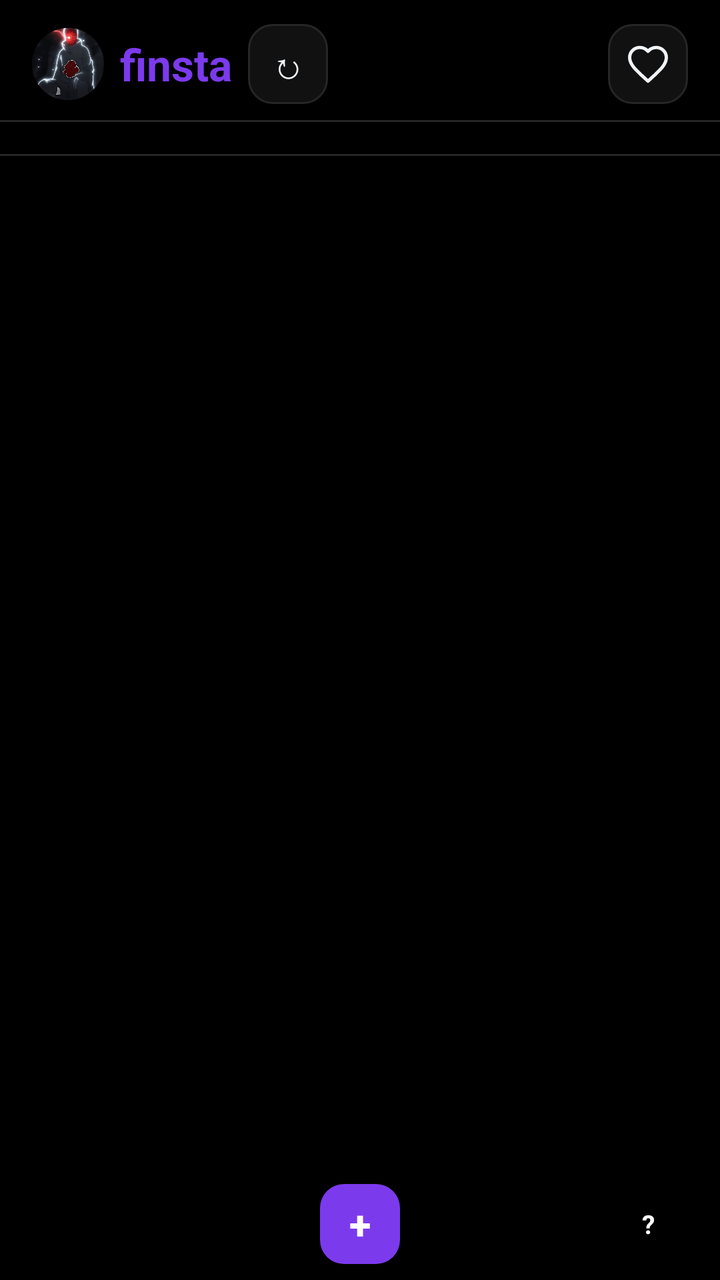
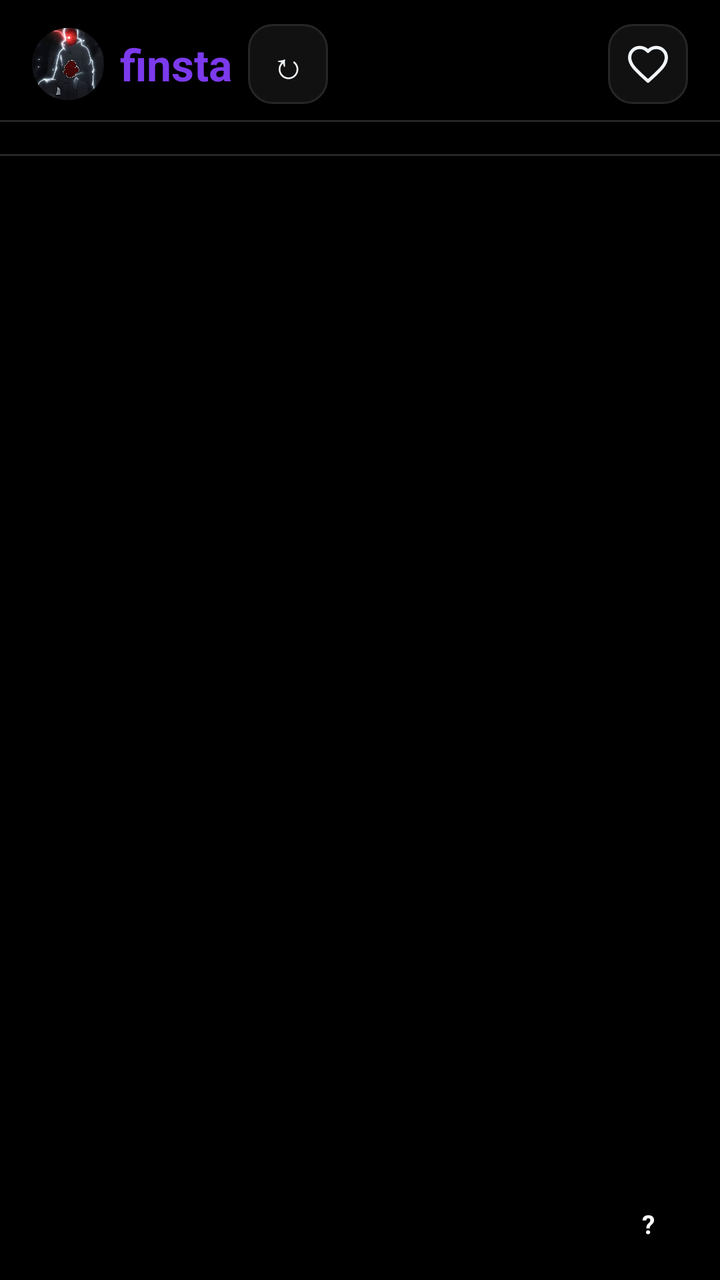

Screens rendered from an Android XML layout before and after an edit, with the pre-edit source and the edit as a unified diff.
<!-- AndroidManifest.xml: application theme Theme.PicStory -->
<!-- res/layout/activity_home.xml -->
<?xml version="1.0" encoding="utf-8"?>
<LinearLayout xmlns:android="http://schemas.android.com/apk/res/android"
    android:layout_width="match_parent"
    android:layout_height="match_parent"
    android:background="@color/background"
    android:orientation="vertical">

    
    <LinearLayout
        android:layout_width="match_parent"
        android:layout_height="wrap_content"
        android:gravity="center_vertical"
        android:orientation="horizontal"
        android:paddingStart="16dp"
        android:paddingEnd="16dp"
        android:paddingTop="12dp"
        android:paddingBottom="8dp">

        <ImageView
            android:layout_width="36dp"
            android:layout_height="36dp"
            android:src="@drawable/logo"
            android:contentDescription="finsta logo" />

        <TextView
            android:layout_width="wrap_content"
            android:layout_height="wrap_content"
            android:layout_marginStart="8dp"
            android:text="@string/app_name"
            android:textColor="@color/colorPrimary"
            android:textSize="22sp"
            android:textStyle="bold" />

        
        <TextView
            android:id="@+id/tvStatus"
            android:layout_width="wrap_content"
            android:layout_height="wrap_content"
            android:layout_marginStart="12dp"
            android:gravity="end"
            android:textColor="@color/textSecondary"
            android:textSize="13sp"
            android:visibility="gone" />

        <Button
            android:id="@+id/btnRefresh"
            android:layout_width="40dp"
            android:layout_height="40dp"
            android:layout_marginStart="8dp"
            android:background="@drawable/edit_bg"
            android:text="↻"
            android:textColor="@color/textPrimary"
            android:textSize="18sp" />

        
        <View
            android:layout_width="0dp"
            android:layout_height="0dp"
            android:layout_weight="1" />

        
        <FrameLayout
            android:id="@+id/flHeart"
            android:layout_width="40dp"
            android:layout_height="40dp"
            android:layout_marginStart="8dp"
            android:background="@drawable/edit_bg"
            android:contentDescription="Notifications">

            
            <ImageView
                android:id="@+id/ivHeart"
                android:layout_width="40dp"
                android:layout_height="40dp"
                android:padding="9dp"
                android:scaleType="fitCenter"
                android:src="@drawable/ic_heart_outline" />

            <TextView
                android:id="@+id/tvNotifBadge"
                android:layout_width="18dp"
                android:layout_height="18dp"
                android:layout_gravity="top|end"
                android:background="@drawable/badge_red"
                android:gravity="center"
                android:text="0"
                android:textColor="@color/white"
                android:textSize="10sp"
                android:textStyle="bold"
                android:visibility="gone" />
        </FrameLayout>
    </LinearLayout>

    <View
        android:layout_width="match_parent"
        android:layout_height="1dp"
        android:background="@color/divider" />

    
    <LinearLayout
        android:id="@+id/tabHome"
        android:layout_width="match_parent"
        android:layout_height="0dp"
        android:layout_weight="1"
        android:orientation="vertical">

        <HorizontalScrollView
            android:layout_width="match_parent"
            android:layout_height="wrap_content"
            android:paddingTop="8dp"
            android:paddingBottom="8dp"
            android:scrollbars="none">

            <LinearLayout
                android:id="@+id/storyRow"
                android:layout_width="wrap_content"
                android:layout_height="wrap_content"
                android:orientation="horizontal"
                android:paddingStart="8dp"
                android:paddingEnd="8dp" />
        </HorizontalScrollView>

        <View
            android:layout_width="match_parent"
            android:layout_height="1dp"
            android:background="@color/divider" />

        <ListView
            android:id="@+id/lvFeed"
            android:layout_width="match_parent"
            android:layout_height="match_parent"
            android:divider="@color/divider"
            android:dividerHeight="1dp" />

        <TextView
            android:id="@+id/tvEmptyFeed"
            android:layout_width="match_parent"
            android:layout_height="match_parent"
            android:gravity="center"
            android:padding="32dp"
            android:text="@string/empty_feed"
            android:textColor="@color/textSecondary"
            android:textSize="15sp"
            android:visibility="gone" />
    </LinearLayout>

    
    <LinearLayout
        android:id="@+id/tabExplore"
        android:layout_width="match_parent"
        android:layout_height="0dp"
        android:layout_weight="1"
        android:orientation="vertical"
        android:visibility="gone">

        <TextView
            android:layout_width="match_parent"
            android:layout_height="wrap_content"
            android:layout_marginStart="16dp"
            android:layout_marginTop="16dp"
            android:text="@string/search_title"
            android:textColor="@color/textPrimary"
            android:textSize="20sp"
            android:textStyle="bold" />

        <TextView
            android:layout_width="match_parent"
            android:layout_height="wrap_content"
            android:layout_marginStart="16dp"
            android:layout_marginTop="4dp"
            android:text="@string/search_hint"
            android:textColor="@color/textSecondary"
            android:textSize="14sp" />

        <EditText
            android:id="@+id/etSearch"
            android:layout_width="match_parent"
            android:layout_height="52dp"
            android:layout_margin="12dp"
            android:background="@drawable/edit_bg"
            android:hint="@string/search_username"
            android:inputType="text"
            android:paddingStart="16dp"
            android:paddingEnd="16dp"
            android:textColor="@color/textPrimary"
            android:textColorHint="@color/textSecondary" />

        <ListView
            android:id="@+id/lvUsers"
            android:layout_width="match_parent"
            android:layout_height="wrap_content"
            android:divider="@color/divider"
            android:dividerHeight="1dp"
            android:visibility="gone" />

        <TextView
            android:id="@+id/tvNoUsers"
            android:layout_width="match_parent"
            android:layout_height="wrap_content"
            android:gravity="center"
            android:padding="24dp"
            android:text="@string/search_hint"
            android:textColor="@color/textSecondary"
            android:textSize="15sp"
            android:visibility="gone" />
    </LinearLayout>

    
    <ScrollView
        android:id="@+id/tabProfile"
        android:layout_width="match_parent"
        android:layout_height="0dp"
        android:layout_weight="1"
        android:visibility="gone">

        <include layout="@layout/profile_content" />
    </ScrollView>

    
    <LinearLayout
        android:layout_width="match_parent"
        android:layout_height="56dp"
        android:background="@color/surface"
        android:orientation="horizontal">

        <ImageButton
            android:id="@+id/navHome"
            android:layout_width="0dp"
            android:layout_height="match_parent"
            android:layout_weight="1"
            android:background="?android:attr/selectableItemBackground"
            android:contentDescription="Home"
            android:scaleType="centerInside"
            android:src="@drawable/ic_nav_home" />

        <ImageButton
            android:id="@+id/navExplore"
            android:layout_width="0dp"
            android:layout_height="match_parent"
            android:layout_weight="1"
            android:background="?android:attr/selectableItemBackground"
            android:contentDescription="Explore"
            android:scaleType="centerInside"
            android:src="@drawable/ic_nav_search" />

        
        <FrameLayout
            android:id="@+id/navCreate"
            android:layout_width="0dp"
            android:layout_height="match_parent"
            android:layout_weight="1"
            android:background="?android:attr/selectableItemBackground"
            android:contentDescription="Create">

            <Button
                android:id="@+id/btnNavCreate"
                android:layout_width="40dp"
                android:layout_height="40dp"
                android:layout_gravity="center"
                android:background="@drawable/btn_primary"
                android:clickable="false"
                android:focusable="false"
                android:text="+"
                android:textColor="@color/white"
                android:textSize="20sp"
                android:textStyle="bold" />
        </FrameLayout>

        
        <FrameLayout
            android:id="@+id/navMessages"
            android:layout_width="0dp"
            android:layout_height="match_parent"
            android:layout_weight="1"
            android:background="?android:attr/selectableItemBackground"
            android:contentDescription="Messages">

            <FrameLayout
                android:layout_width="wrap_content"
                android:layout_height="wrap_content"
                android:layout_gravity="center">

                <ImageButton
                    android:id="@+id/ivNavMessages"
                    android:layout_width="40dp"
                    android:layout_height="40dp"
                    android:background="@android:color/transparent"
                    android:clickable="false"
                    android:contentDescription="Messages"
                    android:focusable="false"
                    android:scaleType="centerInside"
                    android:src="@drawable/ic_nav_send" />

                
                <TextView
                    android:id="@+id/tvUnreadBadge"
                    android:layout_width="wrap_content"
                    android:layout_height="18dp"
                    android:layout_gravity="top|end"
                    android:background="@drawable/badge_red"
                    android:gravity="center"
                    android:minWidth="18dp"
                    android:paddingStart="3dp"
                    android:paddingEnd="3dp"
                    android:text="0"
                    android:textColor="@color/white"
                    android:textSize="10sp"
                    android:textStyle="bold"
                    android:visibility="gone" />
            </FrameLayout>
        </FrameLayout>

        <FrameLayout
            android:id="@+id/navProfile"
            android:layout_width="0dp"
            android:layout_height="match_parent"
            android:layout_weight="1"
            android:background="?android:attr/selectableItemBackground"
            android:contentDescription="Profile">

            <TextView
                android:id="@+id/navProfileAvatar"
                android:layout_width="32dp"
                android:layout_height="32dp"
                android:layout_gravity="center"
                android:gravity="center"
                android:text="?"
                android:textColor="@color/white"
                android:textSize="13sp"
                android:textStyle="bold" />

            <ImageView
                android:id="@+id/ivNavProfilePhoto"
                android:layout_width="32dp"
                android:layout_height="32dp"
                android:layout_gravity="center"
                android:contentDescription="Profile photo"
                android:visibility="gone" />
        </FrameLayout>
    </LinearLayout>
</LinearLayout>
<!-- res/layout/profile_content.xml (included above) -->
<?xml version="1.0" encoding="utf-8"?>
<LinearLayout xmlns:android="http://schemas.android.com/apk/res/android"
    android:layout_width="match_parent"
    android:layout_height="wrap_content"
    android:orientation="vertical"
    android:padding="16dp">

    <LinearLayout
        android:layout_width="match_parent"
        android:layout_height="wrap_content"
        android:gravity="center_vertical"
        android:orientation="horizontal">

        <TextView
            android:id="@+id/tvAvatar"
            android:layout_width="72dp"
            android:layout_height="72dp"
            android:background="@drawable/avatar_circle"
            android:gravity="center"
            android:text="?"
            android:textColor="@color/white"
            android:textSize="26sp"
            android:textStyle="bold" />

        <ImageView
            android:id="@+id/ivAvatar"
            android:layout_width="72dp"
            android:layout_height="72dp"
            android:contentDescription="Profile photo"
            android:visibility="gone" />

        <LinearLayout
            android:layout_width="0dp"
            android:layout_height="wrap_content"
            android:layout_marginStart="16dp"
            android:layout_weight="1"
            android:orientation="horizontal">

            <LinearLayout
                android:id="@+id/statPosts"
                android:layout_width="0dp"
                android:layout_height="wrap_content"
                android:layout_weight="1"
                android:gravity="center"
                android:orientation="vertical">

                <TextView
                    android:id="@+id/tvPostsCount"
                    android:layout_width="wrap_content"
                    android:layout_height="wrap_content"
                    android:text="0"
                    android:textColor="@color/textPrimary"
                    android:textSize="18sp"
                    android:textStyle="bold" />

                <TextView
                    android:layout_width="wrap_content"
                    android:layout_height="wrap_content"
                    android:text="@string/posts"
                    android:textColor="@color/textSecondary"
                    android:textSize="13sp" />
            </LinearLayout>

            <LinearLayout
                android:id="@+id/statFollowers"
                android:layout_width="0dp"
                android:layout_height="wrap_content"
                android:layout_weight="1"
                android:gravity="center"
                android:orientation="vertical">

                <TextView
                    android:id="@+id/tvFollowersCount"
                    android:layout_width="wrap_content"
                    android:layout_height="wrap_content"
                    android:text="0"
                    android:textColor="@color/textPrimary"
                    android:textSize="18sp"
                    android:textStyle="bold" />

                <TextView
                    android:layout_width="wrap_content"
                    android:layout_height="wrap_content"
                    android:text="@string/followers"
                    android:textColor="@color/textSecondary"
                    android:textSize="13sp" />
            </LinearLayout>

            <LinearLayout
                android:id="@+id/statFollowing"
                android:layout_width="0dp"
                android:layout_height="wrap_content"
                android:layout_weight="1"
                android:gravity="center"
                android:orientation="vertical">

                <TextView
                    android:id="@+id/tvFollowingCount"
                    android:layout_width="wrap_content"
                    android:layout_height="wrap_content"
                    android:text="0"
                    android:textColor="@color/textPrimary"
                    android:textSize="18sp"
                    android:textStyle="bold" />

                <TextView
                    android:layout_width="wrap_content"
                    android:layout_height="wrap_content"
                    android:text="@string/following"
                    android:textColor="@color/textSecondary"
                    android:textSize="13sp" />
            </LinearLayout>
        </LinearLayout>
    </LinearLayout>

    
    <LinearLayout
        android:layout_width="match_parent"
        android:layout_height="wrap_content"
        android:layout_marginTop="12dp"
        android:orientation="vertical">

        <TextView
            android:id="@+id/tvName"
            android:layout_width="wrap_content"
            android:layout_height="wrap_content"
            android:text=""
            android:textColor="@color/textPrimary"
            android:textSize="18sp"
            android:textStyle="bold" />

        <TextView
            android:id="@+id/tvUsername"
            android:layout_width="wrap_content"
            android:layout_height="wrap_content"
            android:text=""
            android:textColor="@color/textSecondary"
            android:textSize="14sp" />

        <TextView
            android:id="@+id/tvBio"
            android:layout_width="match_parent"
            android:layout_height="wrap_content"
            android:layout_marginTop="6dp"
            android:text=""
            android:textColor="@color/textPrimary"
            android:textSize="14sp" />
    </LinearLayout>

    <LinearLayout
        android:layout_width="match_parent"
        android:layout_height="wrap_content"
        android:layout_marginTop="12dp"
        android:orientation="horizontal">

        <Button
            android:id="@+id/btnFollow"
            android:layout_width="0dp"
            android:layout_height="44dp"
            android:layout_weight="1"
            android:background="@drawable/btn_primary"
            android:text="@string/follow"
            android:textColor="@color/white"
            android:textStyle="bold"
            android:visibility="gone" />

        <Button
            android:id="@+id/btnMessage"
            android:layout_width="0dp"
            android:layout_height="44dp"
            android:layout_marginStart="8dp"
            android:layout_weight="1"
            android:background="@drawable/btn_primary"
            android:text="✉ Message"
            android:textColor="@color/white"
            android:textStyle="bold"
            android:visibility="gone" />

        <Button
            android:id="@+id/btnEditProfile"
            android:layout_width="0dp"
            android:layout_height="44dp"
            android:layout_weight="1"
            android:background="@drawable/edit_bg"
            android:text="@string/edit_profile"
            android:textColor="@color/textPrimary"
            android:textStyle="bold"
            android:visibility="gone" />
    </LinearLayout>

    <TextView
        android:layout_width="wrap_content"
        android:layout_height="wrap_content"
        android:layout_marginTop="20dp"
        android:text="@string/highlights"
        android:textColor="@color/textPrimary"
        android:textSize="15sp"
        android:textStyle="bold" />

    <HorizontalScrollView
        android:layout_width="match_parent"
        android:layout_height="wrap_content"
        android:layout_marginTop="8dp"
        android:scrollbars="none">

        <LinearLayout
            android:id="@+id/highlightsRow"
            android:layout_width="wrap_content"
            android:layout_height="wrap_content"
            android:orientation="horizontal" />
    </HorizontalScrollView>

    <TextView
        android:id="@+id/tvNoHighlights"
        android:layout_width="match_parent"
        android:layout_height="wrap_content"
        android:layout_marginTop="4dp"
        android:text="@string/no_highlights"
        android:textColor="@color/textSecondary"
        android:textSize="13sp"
        android:visibility="gone" />

    <TextView
        android:layout_width="wrap_content"
        android:layout_height="wrap_content"
        android:layout_marginTop="20dp"
        android:text="@string/posts_title"
        android:textColor="@color/textPrimary"
        android:textSize="15sp"
        android:textStyle="bold" />

    <GridView
        android:id="@+id/gvPosts"
        android:layout_width="match_parent"
        android:layout_height="wrap_content"
        android:layout_marginTop="8dp"
        android:horizontalSpacing="2dp"
        android:numColumns="3"
        android:scrollbars="none"
        android:stretchMode="columnWidth"
        android:verticalSpacing="2dp" />

    <TextView
        android:id="@+id/tvEmptyPosts"
        android:layout_width="match_parent"
        android:layout_height="wrap_content"
        android:gravity="center"
        android:padding="24dp"
        android:text="@string/no_posts"
        android:textColor="@color/textSecondary"
        android:textSize="14sp"
        android:visibility="gone" />
</LinearLayout>
<!-- resources referenced by this layout -->
<resources>
  <color name="background">#000000</color>
  <color name="colorPrimary">#7C3AED</color>
  <color name="divider">#262626</color>
  <color name="surface">#000000</color>
  <color name="textPrimary">#F1F5F9</color>
  <color name="textSecondary">#94A3B8</color>
  <color name="white">#FFFFFF</color>
  <!-- drawable avatar_circle (drawable) -->
  <?xml version="1.0" encoding="utf-8"?>
  <shape xmlns:android="http://schemas.android.com/apk/res/android"
      android:shape="oval">
      <solid android:color="@color/colorPrimary" />
  </shape>
  <!-- drawable badge_red (drawable) -->
  <?xml version="1.0" encoding="utf-8"?>
  <shape xmlns:android="http://schemas.android.com/apk/res/android"
      android:shape="rectangle">
      <solid android:color="@color/danger" />
      <corners android:radius="12dp" />
  </shape>
  <!-- drawable btn_primary (drawable) -->
  <?xml version="1.0" encoding="utf-8"?>
  <shape xmlns:android="http://schemas.android.com/apk/res/android"
      android:shape="rectangle">
      <solid android:color="@color/colorPrimary" />
      <corners android:radius="12dp" />
  </shape>
  <!-- drawable edit_bg (drawable) -->
  <?xml version="1.0" encoding="utf-8"?>
  <shape xmlns:android="http://schemas.android.com/apk/res/android"
      android:shape="rectangle">
      <solid android:color="@color/card" />
      <stroke android:width="1dp" android:color="@color/divider" />
      <corners android:radius="12dp" />
  </shape>
  <!-- drawable ic_nav_home (drawable) -->
  <?xml version="1.0" encoding="utf-8"?>
  <vector xmlns:android="http://schemas.android.com/apk/res/android"
      android:width="28dp"
      android:height="28dp"
      android:viewportWidth="24"
      android:viewportHeight="24">
      <path
          android:fillColor="#000000"
          android:pathData="M12,3 L22,11 L20.5,12.5 L19,11.2 V21 H14.5 V14.5 H9.5 V21 H5 V11.2 L3.5,12.5 L2,11 Z" />
  </vector>
  <!-- drawable ic_nav_send (drawable) -->
  <?xml version="1.0" encoding="utf-8"?>
  <vector xmlns:android="http://schemas.android.com/apk/res/android"
      android:width="28dp"
      android:height="28dp"
      android:viewportWidth="24"
      android:viewportHeight="24">
      <path
          android:fillColor="#000000"
          android:pathData="M2.5,21.5 L22.5,12 L2.5,2.5 L2.5,10 L17,12 L2.5,14 Z" />
  </vector>
  <string name="app_name">finsta</string>
  <string name="edit_profile">Edit Profile</string>
  <string name="empty_feed">Follow people to see their photos — try Explore.</string>
  <string name="follow">Follow</string>
  <string name="followers">followers</string>
  <string name="following">following</string>
  <string name="highlights">Highlights</string>
  <string name="no_highlights">No highlights yet — save your stories into one.</string>
  <string name="no_posts">No posts yet.</string>
  <string name="posts">posts</string>
  <string name="posts_title">Posts</string>
  <string name="search_hint">Type a username or name to find people</string>
  <string name="search_title">Search people</string>
  <string name="search_username">Search username</string>
  <color name="danger">#F87171</color>
  <color name="card">#111111</color>
  <color name="colorPrimaryDark">#5B21B6</color>
  <color name="colorAccent">#FBBF24</color>
  <!-- unchanged entries left out for length: 4 -->
</resources>

<!-- the commit's change to res/layout/activity_home.xml (unified diff, before → after) -->
@@ -252,18 +252,17 @@
             android:background="?android:attr/selectableItemBackground"
             android:contentDescription="Create">
 
-            <Button
-                android:id="@+id/btnNavCreate"
+            <ImageView
+                android:id="@+id/ivNavCreate"
                 android:layout_width="40dp"
                 android:layout_height="40dp"
                 android:layout_gravity="center"
-                android:background="@drawable/btn_primary"
+                android:background="@android:color/transparent"
                 android:clickable="false"
+                android:contentDescription="Create"
                 android:focusable="false"
-                android:text="+"
-                android:textColor="@color/white"
-                android:textSize="20sp"
-                android:textStyle="bold" />
+                android:scaleType="centerInside"
+                android:src="@drawable/ic_nav_add" />
         </FrameLayout>
 
         
<!-- resource entries referenced after the edit -->
@@ -35,6 +35,19 @@
       <stroke android:width="1dp" android:color="@color/divider" />
       <corners android:radius="12dp" />
   </shape>
+  <!-- drawable ic_nav_add (drawable) -->
+  <?xml version="1.0" encoding="utf-8"?>
+  <vector xmlns:android="http://schemas.android.com/apk/res/android"
+      android:width="28dp"
+      android:height="28dp"
+      android:viewportWidth="24"
+      android:viewportHeight="24">
+      <path
+          android:strokeColor="#000000"
+          android:strokeWidth="2.5"
+          android:strokeLineCap="round"
+          android:pathData="M12,5 L12,19 M5,12 L19,12" />
+  </vector>
   <!-- drawable ic_nav_home (drawable) -->
   <?xml version="1.0" encoding="utf-8"?>
   <vector xmlns:android="http://schemas.android.com/apk/res/android"
